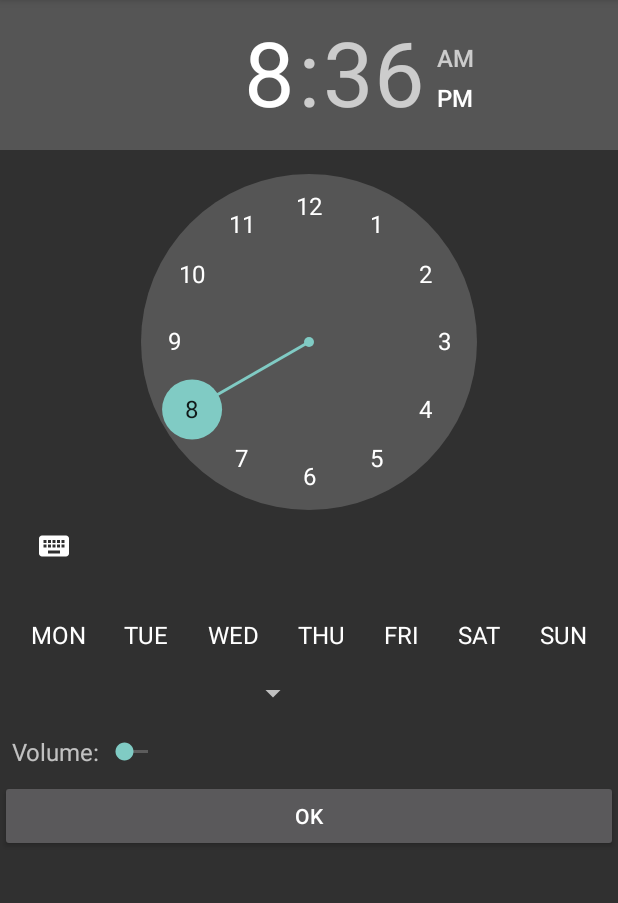
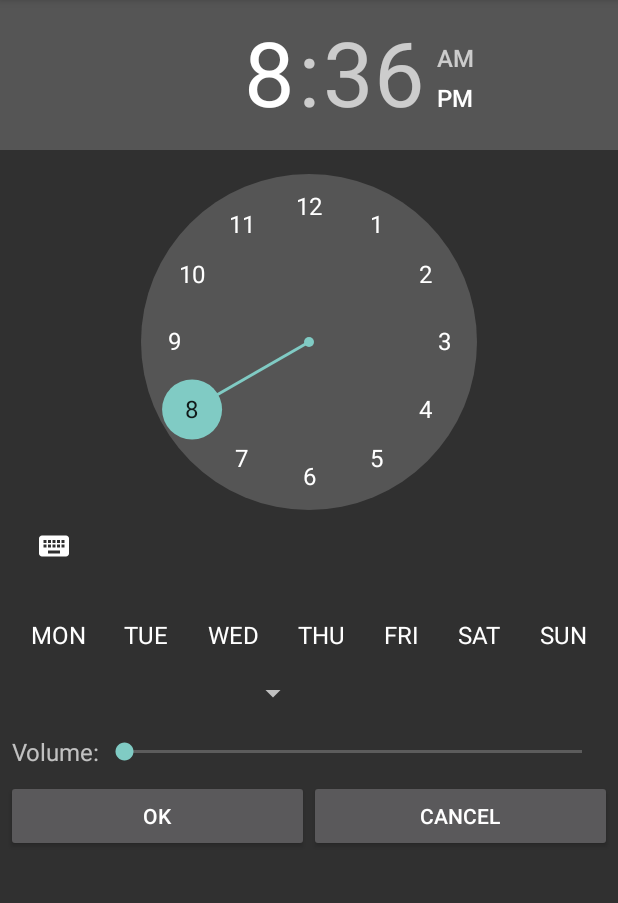
Before and after one commit to alfandersen/ClockRadio, an Android app: the EditAlarmActivity screen opened directly, with no data from a screen before it, on a phone screen of 412 x 824 dp, the part 84-987 px from its top. Run offline under Robolectric (Android 15) with nearby library versions, the phone set to English and light mode, and no system bars.

Commit message:
Minor visual edits

```diff
--- a/app/src/main/res/layout/activity_edit_alarm.xml
+++ b/app/src/main/res/layout/activity_edit_alarm.xml
@@ -31,6 +31,7 @@
             android:layout_width="wrap_content"
             android:layout_height="wrap_content"
             android:layout_weight="1"
+            android:checked="true"
             android:text="Mon"
             android:textAlignment="center"
             android:textAllCaps="true"
@@ -41,6 +42,7 @@
             android:layout_width="wrap_content"
             android:layout_height="wrap_content"
             android:layout_weight="1"
+            android:checked="true"
             android:text="Tue"
             android:textAlignment="center"
             android:textAllCaps="true"
@@ -51,6 +53,7 @@
             android:layout_width="wrap_content"
             android:layout_height="wrap_content"
             android:layout_weight="1"
+            android:checked="true"
             android:text="Wed"
             android:textAlignment="center"
             android:textAllCaps="true"
@@ -61,6 +64,7 @@
             android:layout_width="wrap_content"
             android:layout_height="wrap_content"
             android:layout_weight="1"
+            android:checked="true"
             android:text="Thu"
             android:textAlignment="center"
             android:textAllCaps="true"
@@ -71,6 +75,7 @@
             android:layout_width="wrap_content"
             android:layout_height="wrap_content"
             android:layout_weight="1"
+            android:checked="true"
             android:text="Fri"
             android:textAlignment="center"
             android:textAllCaps="true"
@@ -81,6 +86,7 @@
             android:layout_width="wrap_content"
             android:layout_height="wrap_content"
             android:layout_weight="1"
+            android:checked="true"
             android:text="Sat"
             android:textAlignment="center"
             android:textAllCaps="true"
@@ -91,6 +97,7 @@
             android:layout_width="wrap_content"
             android:layout_height="wrap_content"
             android:layout_weight="1"
+            android:checked="true"
             android:text="Sun"
             android:textAlignment="center"
             android:textAllCaps="true"
@@ -138,14 +145,32 @@
 
         <SeekBar
             android:id="@+id/volumeSeekBar"
-            android:layout_width="wrap_content"
+            android:layout_width="match_parent"
             android:layout_height="match_parent" />
 
     </LinearLayout>
 
-    <Button
-        android:id="@+id/okButton"
+    <LinearLayout
         android:layout_width="match_parent"
         android:layout_height="wrap_content"
-        android:text="OK" />
+        android:layout_marginLeft="4dp"
+        android:layout_marginRight="4dp"
+        android:orientation="horizontal">
+
+        <Button
+            android:id="@+id/okButton"
+            android:layout_width="match_parent"
+            android:layout_height="wrap_content"
+            android:layout_weight="1"
+            android:text="OK" />
+
+        <Button
+            android:id="@+id/cancelButton"
+            android:layout_width="match_parent"
+            android:layout_height="wrap_content"
+            android:layout_weight="1"
+            android:text="Cancel" />
+
+    </LinearLayout>
+
 </LinearLayout>
--- a/app/src/main/res/layout/alarm_row.xml
+++ b/app/src/main/res/layout/alarm_row.xml
@@ -2,6 +2,7 @@
 <LinearLayout xmlns:android="http://schemas.android.com/apk/res/android"
     xmlns:app="http://schemas.android.com/apk/res-auto"
     xmlns:tools="http://schemas.android.com/tools"
+    android:id="@+id/alarmRowLinearLayout"
     android:layout_width="match_parent"
     android:layout_height="wrap_content"
     android:layout_margin="4dp"
```
